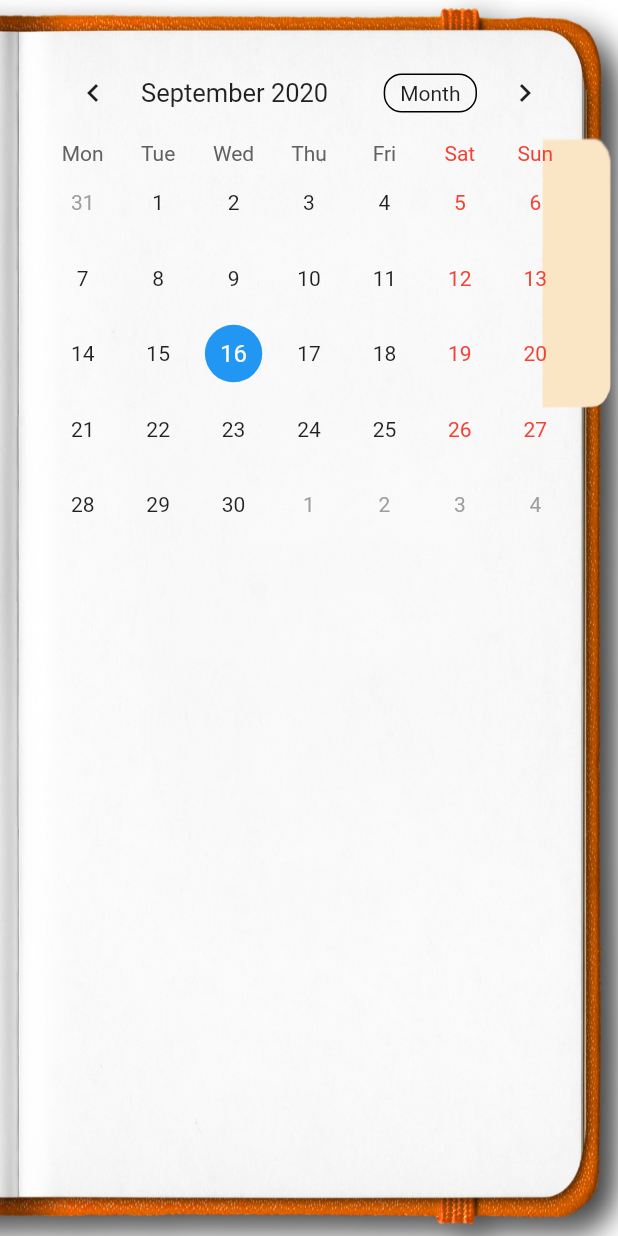
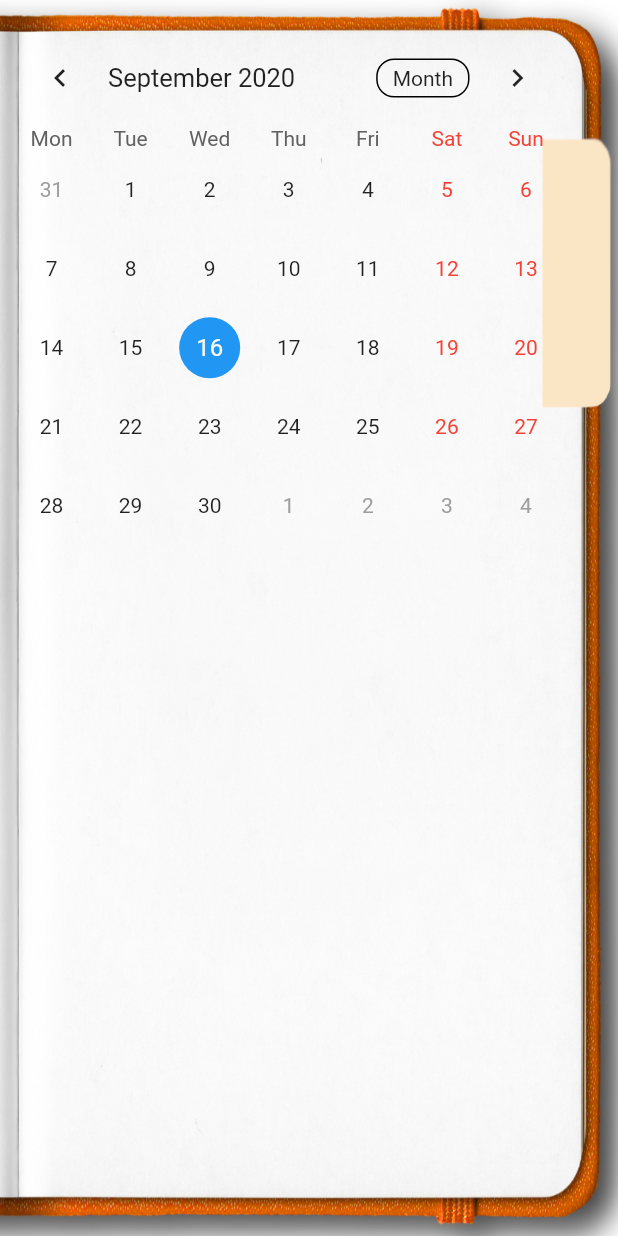
Before and after one commit to zmoghbel/ziba-life-planner, a Flutter app: the screen it shows after launch, on a phone screen of 412 x 824 dp. Run offline on Flutter 3.47's test engine with Material 2 defaults, Android fonts, the phone set to English and light mode, and no system bars; drawn by our look-alikes of table_calendar; our stand-ins replace shimmer.

Commit message:
Table-cal padding

```diff
--- a/lib/pages/home-page.dart
+++ b/lib/pages/home-page.dart
@@ -46,7 +46,11 @@ class _HomePageState extends State<HomePage> {
             width: double.infinity,
           ),
           Padding(
-            padding: const EdgeInsets.all(30.0),
+            padding: const EdgeInsets.only(
+              right: 35.0,
+              left: 8.0,
+              top: 20.0,
+            ),
             child: Column(
               //crossAxisAlignment: CrossAxisAlignment.start,
               children: [
```
